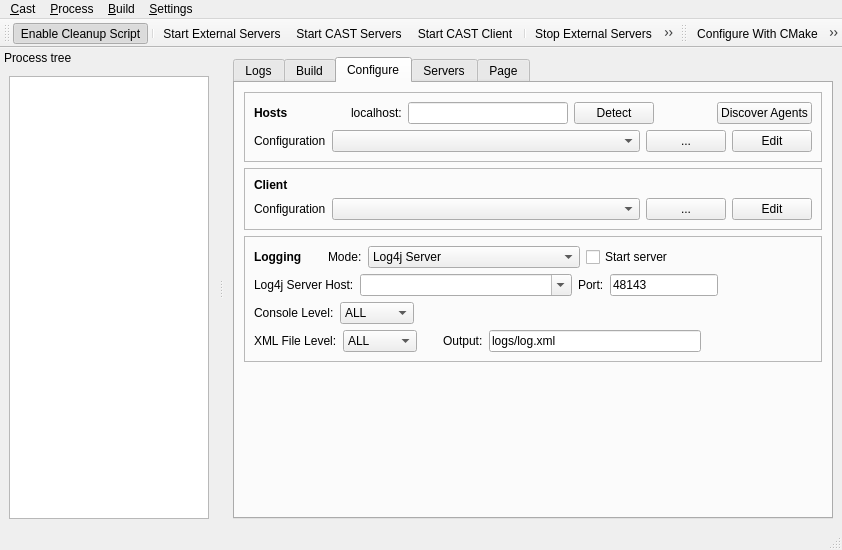
Before: the Qt Designer form tools/castctrl/trunk/qtui/mainwindow.ui in marc-hanheide/cogx, drawn with Qt 5.
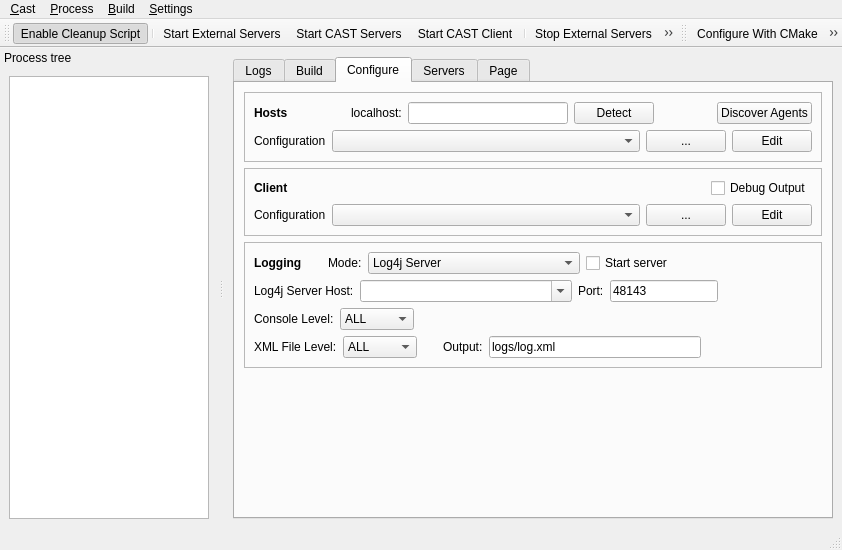
After: the same form once the commit is applied. Icons and pictures are not drawn.

Commit message: castctrl: option to debug the cast parser

```diff
--- a/tools/castctrl/trunk/qtui/mainwindow.ui
+++ b/tools/castctrl/trunk/qtui/mainwindow.ui
@@ -513,7 +513,9 @@
              <property name="frameShadow">
               <enum>QFrame::Raised</enum>
              </property>
-             <layout class="QVBoxLayout" name="verticalLayout_17">
+             <layout class="QVBoxLayout" name="verticalLayout_5">
+              <item>
+               <layout class="QHBoxLayout" name="horizontalLayout_6">
               <item>
                <widget class="QLabel" name="label_3">
                 <property name="font">
@@ -526,6 +528,31 @@
                  <string>Client</string>
                 </property>
                </widget>
+                </item>
+                <item>
+                 <spacer name="horizontalSpacer_14">
+                  <property name="orientation">
+                   <enum>Qt::Horizontal</enum>
+                  </property>
+                  <property name="sizeHint" stdset="0">
+                   <size>
+                    <width>40</width>
+                    <height>20</height>
+                   </size>
+                  </property>
+                 </spacer>
+                </item>
+                <item>
+                 <widget class="QCheckBox" name="ckClientDebugOutput">
+                  <property name="toolTip">
+                   <string>Output debugging information when parsing the configuration file.</string>
+                  </property>
+                  <property name="text">
+                   <string>Debug Output</string>
+                  </property>
+                 </widget>
+                </item>
+               </layout>
               </item>
               <item>
                <layout class="QHBoxLayout" name="horizontalLayout_14">
```
Lines whose indentation alone changed are shown as unchanged. The commit also changes 5 other files.
